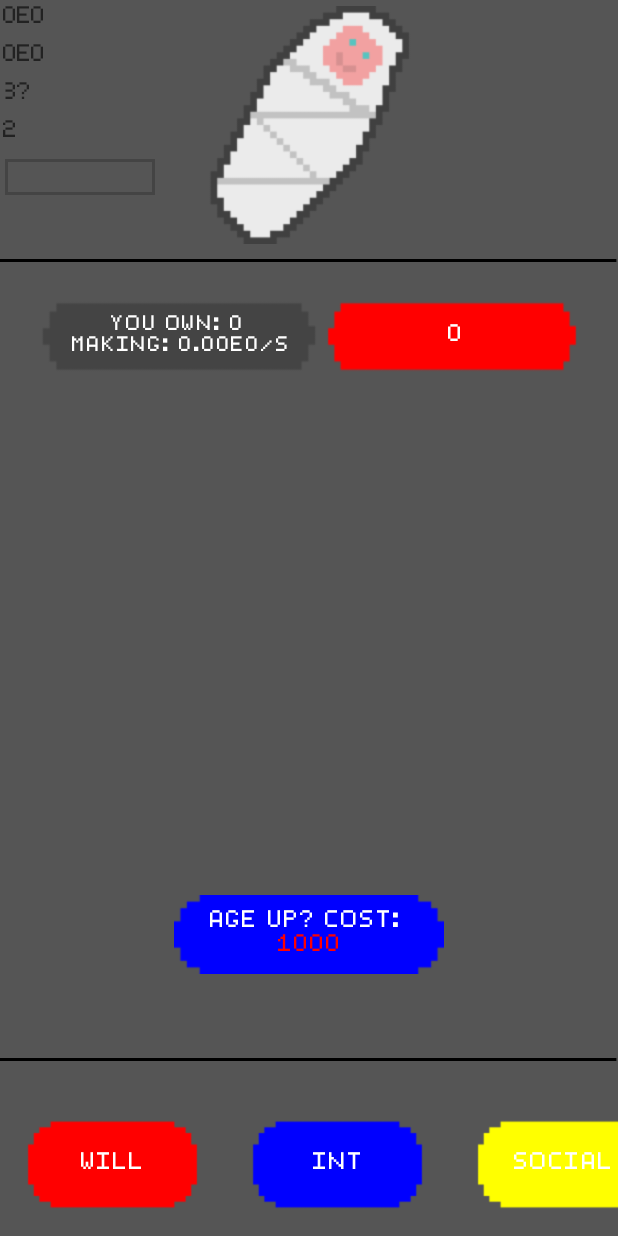
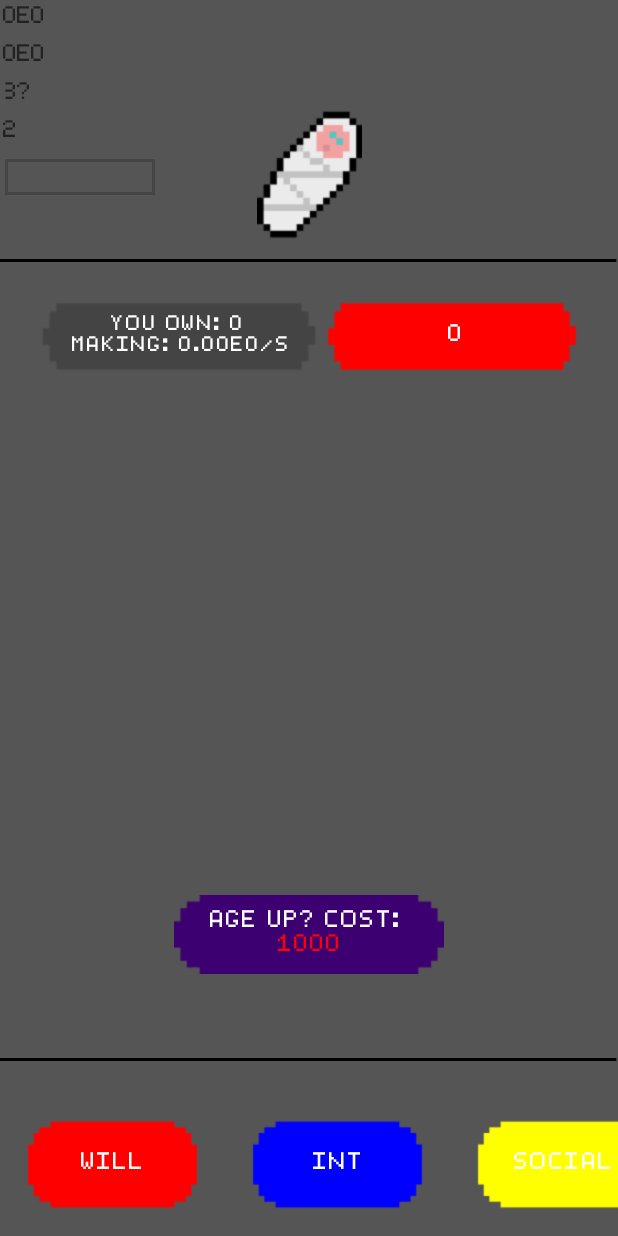
Before and after one commit to MilesAlfrey/IdleLife, an Android app: the screen it shows after launch (MainActivity), on a phone screen of 412 x 824 dp. Run offline under Robolectric (Android 15) with nearby library versions, the phone set to English and light mode, and no system bars; our stand-ins replace navigation-ui.

Commit message:
Changed baby player icon and made age up react to whether it can be bought or not

```diff
--- a/app/src/main/java/com/example/idlelife/MainActivity.java
+++ b/app/src/main/java/com/example/idlelife/MainActivity.java
@@ -5,6 +5,7 @@ import java.text.NumberFormat;
 
 import android.content.Context;
 import android.content.SharedPreferences;
+import android.content.res.ColorStateList;
 import android.os.Bundle;
 
 import androidx.appcompat.app.AppCompatActivity;
@@ -13,6 +14,7 @@ import android.os.Handler;
 import android.text.Html;
 import android.view.View;
 
+import androidx.core.view.ViewCompat;
 import androidx.fragment.app.FragmentManager;
 import androidx.navigation.NavController;
 import androidx.navigation.Navigation;
@@ -78,9 +80,24 @@ public class MainActivity extends AppCompatActivity {
                         ", <font color='green'>" + levelCost[3] + "</font>"));
             }
 
-            binding.Will.setText(numFormat.format(score.getLong("Will", 0)));
+            long will = score.getLong("Will", 0);
+            long intelligence = score.getLong("Int", 0);
+            long money = score.getLong("Money", 0);
+            long social = score.getLong("Social", 0);
 
-            binding.Intelligence.setText(numFormat.format(score.getLong("Int", 0)));
+            binding.Will.setText(numFormat.format(will));
+
+            binding.Intelligence.setText(numFormat.format(intelligence));
+
+
+            if (will>=levelCost[0]&&intelligence>=levelCost[1]&&social>=levelCost[2]&&money>=levelCost[3]){
+                ViewCompat.setBackgroundTintList(binding.AgeUp, ColorStateList.valueOf(getResources().getColor(R.color.AgeUpPurple)));
+            }
+            else{
+                ViewCompat.setBackgroundTintList(binding.AgeUp,ColorStateList.valueOf(getResources().getColor(R.color.DarkAgeUpPurple)));
+            }
+
+
 
 
             int currentTest = score.getInt("Test",0);
@@ -110,6 +127,8 @@ public class MainActivity extends AppCompatActivity {
                 binding.BlockColor.getLayoutParams().width = 1;
                 binding.BlockColor.requestLayout(); // Sets it back to empty if there is no test, resetting it.
             }
+
+
 
 
             timerHandler.postDelayed(this, Update_Interval); //Repeat this runnable in the given time.
@@ -292,7 +311,7 @@ public class MainActivity extends AppCompatActivity {
 
     private void PlayerIconSelector(int age){
         if (0<=age && age<=2){
-            binding.playericon.setImageResource(R.drawable.babyplayersmaller4x);
+            binding.playericon.setImageResource(R.drawable.babyplayersmallersmallerx4);
         }
         else if (3<=age && age<=12){
             binding.playericon.setImageResource(R.drawable.newchildplayericon4xtrim);
--- a/app/src/main/res/layout/activity_main.xml
+++ b/app/src/main/res/layout/activity_main.xml
@@ -213,7 +213,7 @@
             android:layout_marginBottom="50dp"
             android:background="@drawable/age_up_thing"
             android:text="@string/AgeUpText"
-            app:backgroundTint="@color/IntColour"
+            app:backgroundTint="@color/AgeUpPurple"
             app:layout_constraintBottom_toTopOf="@+id/BotBlackLine"
             app:layout_constraintEnd_toEndOf="parent"
             app:layout_constraintStart_toStartOf="parent" />
@@ -231,7 +231,7 @@
             app:layout_constraintStart_toStartOf="parent"
             app:layout_constraintTop_toTopOf="parent"
             app:layout_constraintVertical_bias="1.0"
-            app:srcCompat="@drawable/newchildplayericon4xtrim" />
+            app:srcCompat="@drawable/babyplayersmallersmallerx4" />
     </androidx.constraintlayout.widget.ConstraintLayout>
 
 
--- a/app/src/main/res/values/colors.xml
+++ b/app/src/main/res/values/colors.xml
@@ -21,5 +21,7 @@
     <color name ="DarkMoney">#ff006600</color>
     <color name ="DarkSocial">#ff888800</color>
     <color name ="CompleteTestGrey">#44EEEEEE</color>
+    <color name ="AgeUpPurple">#7100d1</color>
+    <color name ="DarkAgeUpPurple">#3d0070</color>
 
 </resources>
```
Also changed, not shown: app/src/main/res/drawable/babyplayersmallersmallerx4.png (added).
